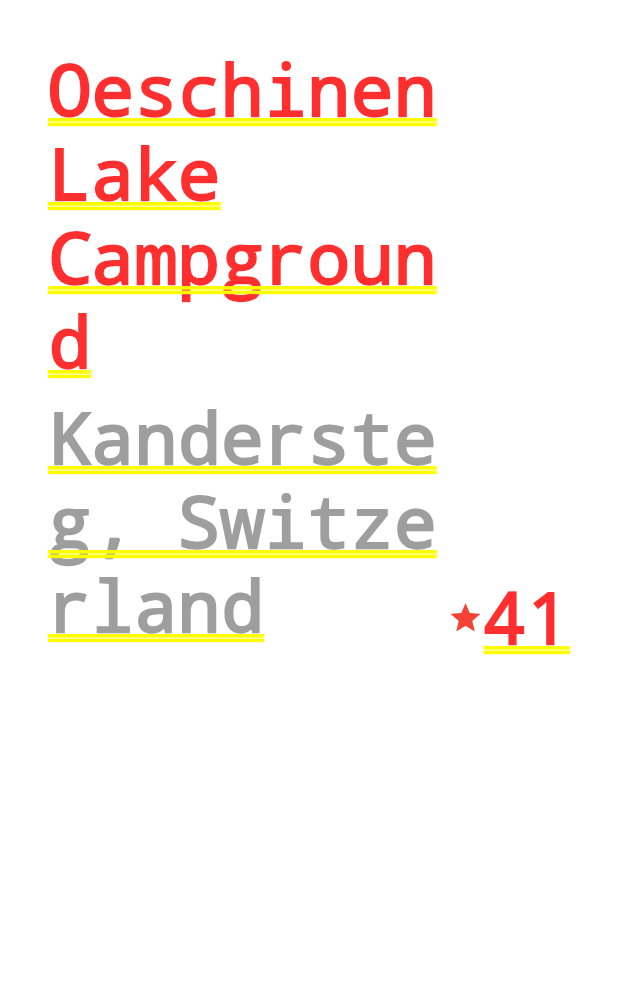
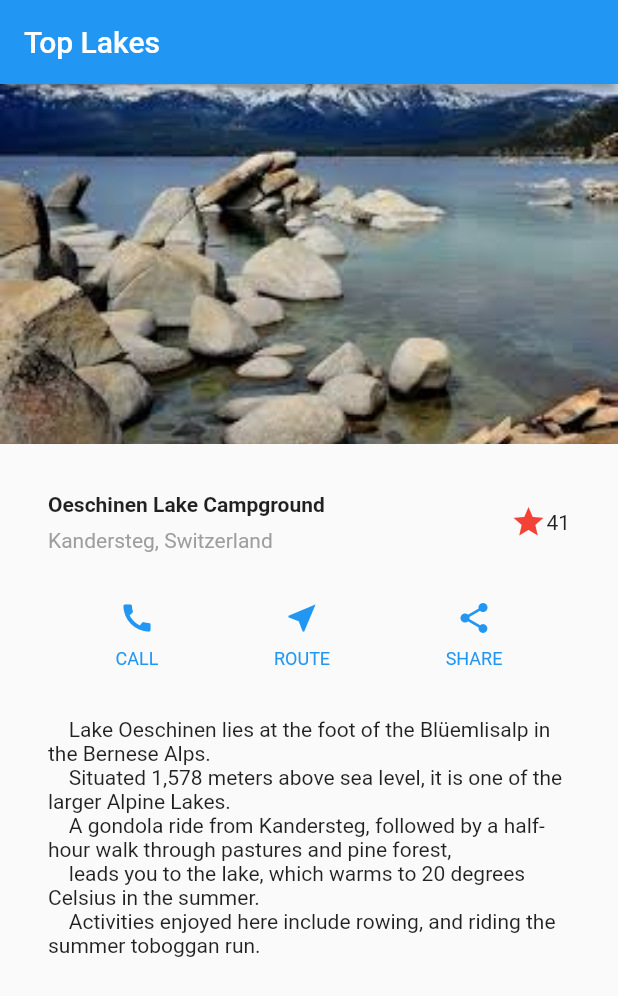
Before and after one commit to bwnyasse/flutter-box, a Flutter app: the screen it shows after launch, on a phone screen of 412 x 824 dp. Shown: the top 996 px of the screen. Run offline on Flutter 3.47's test engine with Material 2 defaults, Android fonts, the phone set to English and light mode, and no system bars.

Commit message:
[bl] put it together

```diff
--- a/building_layout/lib/main.dart
+++ b/building_layout/lib/main.dart
@@ -5,28 +5,33 @@ void main() {
 }
 
 class MyApp extends StatelessWidget {
-  // This widget is the root of your application.
-  @override
-  Widget build(BuildContext context) {
-    return new MaterialApp(
-        title: 'Flutter Building Layout Tuto',
-        theme: new ThemeData(
-          // This is the theme of your application.
-          //
-          // Try running your application with "flutter run". You'll see the
-          // application has a blue toolbar. Then, without quitting the app, try
-          // changing the primarySwatch below to Colors.green and then invoke
-          // "hot reload" (press "r" in the console where you ran "flutter run",
-          // or press Run > Hot Reload App in IntelliJ). Notice that the counter
-          // didn't reset back to zero; the application is not restarted.
-          primarySwatch: Colors.blue,
+
+
+  Widget _getImageSection() =>
+      new Image.asset(
+        'images/lake.jpg',
+        width: 600.0,
+        height: 240.0,
+        fit: BoxFit.cover,
+      );
+
+  Widget _getTextSection() =>
+      new Container(
+        padding: const EdgeInsets.all(32.0),
+        child: new Text(
+          '''
+    Lake Oeschinen lies at the foot of the Blüemlisalp in the Bernese Alps.
+    Situated 1,578 meters above sea level, it is one of the larger Alpine Lakes.
+    A gondola ride from Kandersteg, followed by a half-hour walk through pastures and pine forest,
+    leads you to the lake, which warms to 20 degrees Celsius in the summer.
+    Activities enjoyed here include rowing, and riding the summer toboggan run.
+    ''',
+          softWrap: true,
         ),
-        home: _getTitleSection()
       );
-  }
-}
 
-Widget _getButtonSection(BuildContext context,) => new Container(
+  Widget _getButtonSection(BuildContext context,) =>
+      new Container(
           child: new Row(
             mainAxisAlignment: MainAxisAlignment.spaceEvenly,
             children: <Widget>[
@@ -37,7 +42,8 @@ Widget _getButtonSection(BuildContext context,) => new Container(
           )
       );
 
-Column _buildButtonColumn(BuildContext context, IconData icon, String label) =>
+  Column _buildButtonColumn(BuildContext context, IconData icon,
+      String label) =>
       new Column(
         mainAxisSize: MainAxisSize.min,
         mainAxisAlignment: MainAxisAlignment.center,
@@ -95,89 +101,34 @@ Widget _getTitleSection() =>
             ],)
       );
 
-class MyHomePage extends StatefulWidget {
-  MyHomePage({Key key, this.title}) : super(key: key);
-
-  // This widget is the home page of your application. It is stateful, meaning
-  // that it has a State object (defined below) that contains fields that affect
-  // how it looks.
-
-  // This class is the configuration for the state. It holds the values (in this
-  // case the title) provided by the parent (in this case the App widget) and
-  // used by the build method of the State. Fields in a Widget subclass are
-  // always marked "final".
-
-  final String title;
-
-  @override
-  _MyHomePageState createState() => new _MyHomePageState();
-}
-
-class _MyHomePageState extends State<MyHomePage> {
-  int _counter = 0;
-
-  void _incrementCounter() {
-    setState(() {
-      // This call to setState tells the Flutter framework that something has
-      // changed in this State, which causes it to rerun the build method below
-      // so that the display can reflect the updated values. If we changed
-      // _counter without calling setState(), then the build method would not be
-      // called again, and so nothing would appear to happen.
-      _counter++;
-    });
-  }
-
+  // This widget is the root of your application.
   @override
   Widget build(BuildContext context) {
-    // This method is rerun every time setState is called, for instance as done
-    // by the _incrementCounter method above.
+    return new MaterialApp(
+        title: 'Flutter Building Layout Tuto',
+        theme: new ThemeData(
+          // This is the theme of your application.
           //
-    // The Flutter framework has been optimized to make rerunning build methods
-    // fast, so that you can just rebuild anything that needs updating rather
-    // than having to individually change instances of widgets.
-    return new Scaffold(
+          // Try running your application with "flutter run". You'll see the
+          // application has a blue toolbar. Then, without quitting the app, try
+          // changing the primarySwatch below to Colors.green and then invoke
+          // "hot reload" (press "r" in the console where you ran "flutter run",
+          // or press Run > Hot Reload App in IntelliJ). Notice that the counter
+          // didn't reset back to zero; the application is not restarted.
+          primarySwatch: Colors.blue,
+        ),
+        home: new Scaffold(
           appBar: new AppBar(
-        // Here we take the value from the MyHomePage object that was created by
-        // the App.build method, and use it to set our appbar title.
-        title: new Text(widget.title),
+            title: new Text('Top Lakes'),
           ),
-      body: new Center(
-        // Center is a layout widget. It takes a single child and positions it
-        // in the middle of the parent.
-        child: new Column(
-          // Column is also layout widget. It takes a list of children and
-          // arranges them vertically. By default, it sizes itself to fit its
-          // children horizontally, and tries to be as tall as its parent.
-          //
-          // Invoke "debug paint" (press "p" in the console where you ran
-          // "flutter run", or select "Toggle Debug Paint" from the Flutter tool
-          // window in IntelliJ) to see the wireframe for each widget.
-          //
-          // Column has various properties to control how it sizes itself and
-          // how it positions its children. Here we use mainAxisAlignment to
-          // center the children vertically; the main axis here is the vertical
-          // axis because Columns are vertical (the cross axis would be
-          // horizontal).
-          mainAxisAlignment: MainAxisAlignment.center,
+          body: new ListView(
             children: <Widget>[
-            new Text(
-              'You have pushed the button this many times:',
-            ),
-            new Text(
-              '${_counter}',
-              style: Theme
-                  .of(context)
-                  .textTheme
-                  .display1,
-            ),
-          ],
-        ),
-      ),
-      floatingActionButton: new FloatingActionButton(
-        onPressed: _incrementCounter,
-        tooltip: 'Increment',
-        child: new Icon(Icons.add),
-      ), // This trailing comma makes auto-formatting nicer for build methods.
+              _getImageSection(),
+              _getTitleSection(),
+              _getButtonSection(context),
+              _getTextSection()
+            ],),
+        )
     );
   }
 }
--- a/building_layout/pubspec.yaml
+++ b/building_layout/pubspec.yaml
@@ -1,5 +1,5 @@
-name: building_layout
-description: A new Flutter project.
+name: lakes
+description: Demonstrates building a layout for the "Lakes" app.
 
 dependencies:
   flutter:
```
Also changed, not shown: building_layout/images/lake.jpg, 1 other file. Lines whose indentation alone changed are shown as unchanged.
